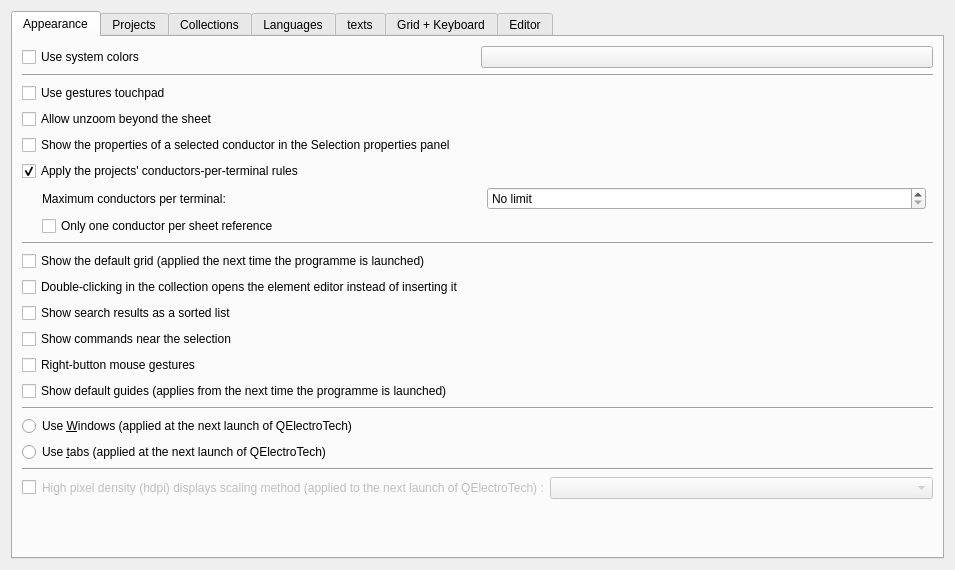
qelectrotech/qelectrotech-source-mirror, file sources/ui/configpage/generalconfigurationpage.ui: the form before one commit.
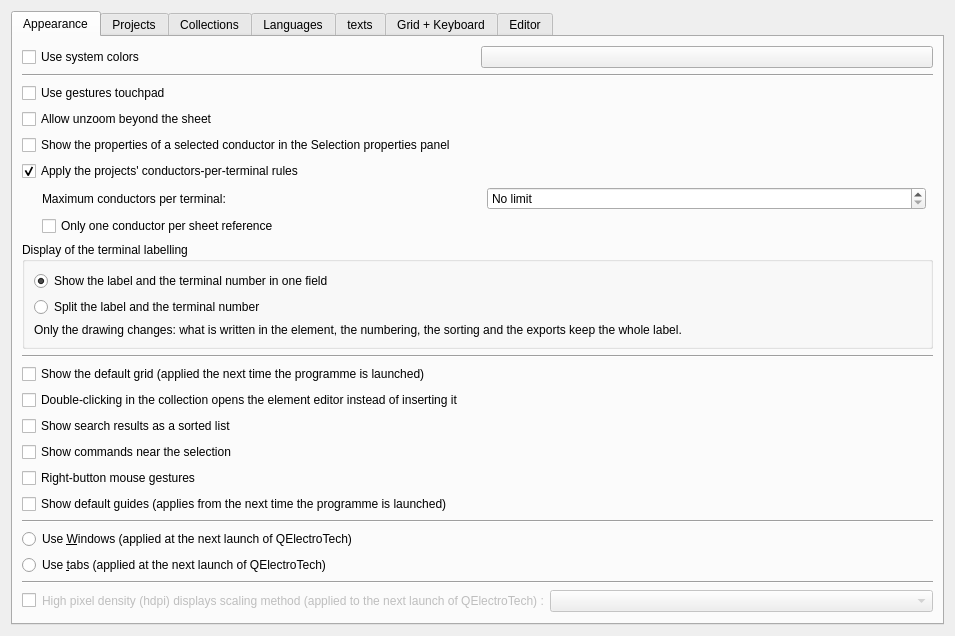
The form after the commit. Custom widgets are drawn as their Qt base class.

Commit message: Draw a terminal's label and its number apart, when asked to

Diff of the .ui file:
```diff
--- a/sources/ui/configpage/generalconfigurationpage.ui
+++ b/sources/ui/configpage/generalconfigurationpage.ui
@@ -140,6 +140,48 @@
          </item>
         </layout>
        </item>
+       <item>
+        <widget class="QGroupBox" name="m_terminal_label_group">
+         <property name="title">
+          <string>Display of the terminal labelling</string>
+         </property>
+         <layout class="QVBoxLayout" name="m_terminal_label_layout">
+          <item>
+           <widget class="QRadioButton" name="m_terminal_label_combined_rb">
+            <property name="toolTip">
+             <string>A terminal's label (X1:1) is drawn as a whole, the way it has always been.</string>
+            </property>
+            <property name="text">
+             <string>Show the label and the terminal number in one field</string>
+            </property>
+            <property name="checked">
+             <bool>true</bool>
+            </property>
+           </widget>
+          </item>
+          <item>
+           <widget class="QRadioButton" name="m_terminal_label_split_rb">
+            <property name="toolTip">
+             <string>The label (X1) is drawn in one field and the terminal number (1) in another, which a terminal symbol may place where it wants -- and hide when it must. A symbol without such a field shows the two, one under the other.</string>
+            </property>
+            <property name="text">
+             <string>Split the label and the terminal number</string>
+            </property>
+           </widget>
+          </item>
+          <item>
+           <widget class="QLabel" name="m_terminal_label_help">
+            <property name="text">
+             <string>Only the drawing changes: what is written in the element, the numbering, the sorting and the exports keep the whole label.</string>
+            </property>
+            <property name="wordWrap">
+             <bool>true</bool>
+            </property>
+           </widget>
+          </item>
+         </layout>
+        </widget>
+       </item>
        <item>
         <widget class="Line" name="line_2">
          <property name="orientation">
```
The commit also changes 11 other files.
